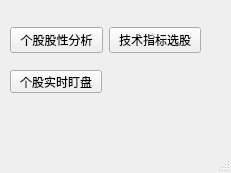
This is QtDesign/MainWindow.ui in victor647/QuantumStockTrade as Qt 5 draws it before an edit. The edited form follows.
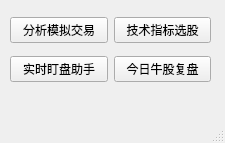
This is the edited form.

Commit message: Stock live tracker update

```diff
--- a/QtDesign/MainWindow.ui
+++ b/QtDesign/MainWindow.ui
@@ -6,54 +6,25 @@
    <rect>
     <x>0</x>
     <y>0</y>
-    <width>231</width>
-    <height>173</height>
+    <width>225</width>
+    <height>143</height>
    </rect>
   </property>
   <property name="windowTitle">
    <string>量化交易</string>
   </property>
   <widget class="QWidget" name="centralwidget">
-   <widget class="QPushButton" name="btnStockAnalyzer_2">
+   <widget class="QWidget" name="">
     <property name="geometry">
      <rect>
       <x>10</x>
-      <y>70</y>
-      <width>92</width>
-      <height>23</height>
+      <y>10</y>
+      <width>201</width>
+      <height>81</height>
      </rect>
     </property>
-    <property name="sizePolicy">
-     <sizepolicy hsizetype="Minimum" vsizetype="Maximum">
-      <horstretch>0</horstretch>
-      <verstretch>0</verstretch>
-     </sizepolicy>
-    </property>
-    <property name="font">
-     <font>
-      <family>Microsoft YaHei UI</family>
-      <pointsize>9</pointsize>
-     </font>
-    </property>
-    <property name="text">
-     <string>个股实时盯盘</string>
-    </property>
-   </widget>
-   <widget class="QWidget" name="layoutWidget">
-    <property name="geometry">
-     <rect>
-      <x>10</x>
-      <y>20</y>
-      <width>191</width>
-      <height>41</height>
-     </rect>
-    </property>
-    <property name="font">
-     <font>
-      <family>Microsoft YaHei UI</family>
-      <pointsize>9</pointsize>
-     </font>
-    </property>
+    <layout class="QVBoxLayout" name="verticalLayout">
+     <item>
     <layout class="QHBoxLayout" name="horizontalLayout">
      <item>
       <widget class="QPushButton" name="btnStockAnalyzer">
@@ -70,7 +41,7 @@
         </font>
        </property>
        <property name="text">
-        <string>个股股性分析</string>
+          <string>分析模拟交易</string>
        </property>
       </widget>
      </item>
@@ -94,6 +65,50 @@
       </widget>
      </item>
     </layout>
+     </item>
+     <item>
+      <layout class="QHBoxLayout" name="horizontalLayout_2">
+       <item>
+        <widget class="QPushButton" name="btnLiveTracker">
+         <property name="sizePolicy">
+          <sizepolicy hsizetype="Minimum" vsizetype="Maximum">
+           <horstretch>0</horstretch>
+           <verstretch>0</verstretch>
+          </sizepolicy>
+         </property>
+         <property name="font">
+          <font>
+           <family>Microsoft YaHei UI</family>
+           <pointsize>9</pointsize>
+          </font>
+         </property>
+         <property name="text">
+          <string>实时盯盘助手</string>
+         </property>
+        </widget>
+       </item>
+       <item>
+        <widget class="QPushButton" name="btnStockReview">
+         <property name="sizePolicy">
+          <sizepolicy hsizetype="Minimum" vsizetype="Maximum">
+           <horstretch>0</horstretch>
+           <verstretch>0</verstretch>
+          </sizepolicy>
+         </property>
+         <property name="font">
+          <font>
+           <family>Microsoft YaHei UI</family>
+           <pointsize>9</pointsize>
+          </font>
+         </property>
+         <property name="text">
+          <string>今日牛股复盘</string>
+         </property>
+        </widget>
+       </item>
+      </layout>
+     </item>
+    </layout>
    </widget>
   </widget>
   <widget class="QMenuBar" name="menubar">
```
Left out of the diff: 42 changed lines with no effect on the pictures. Lines whose indentation alone changed are shown as unchanged. The commit also changes 12 other files.
